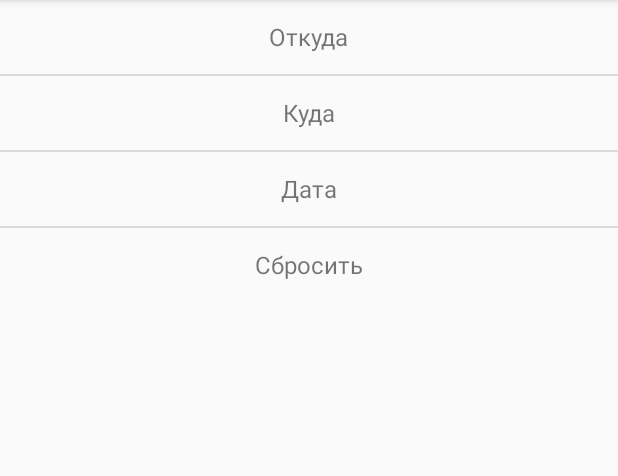
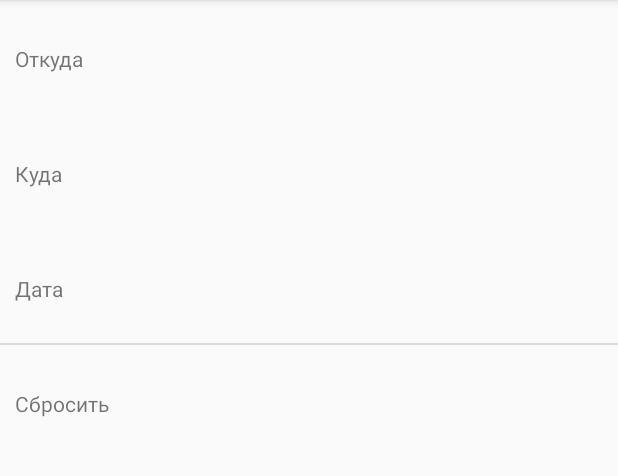
Before and after one commit to theonemlst/TimetableApp, an Android app: the screen it shows after launch (MainActivity), on a phone screen of 412 x 824 dp, the part 84-560 px from its top. Run offline under Robolectric (Android 15) with nearby library versions, the phone set to English and light mode, and no system bars; 23 statements that could not run were skipped.

Commit message:
bugfix and improving main screen

```diff
--- a/app/src/main/java/com/tmlst/testtask/timetableapp/ChooseFragment.java
+++ b/app/src/main/java/com/tmlst/testtask/timetableapp/ChooseFragment.java
@@ -169,7 +169,8 @@ public class ChooseFragment extends Fragment implements SearchView.OnQueryTextLi
                 break;
         }
         expandableListView.setAdapter(adapter);
-        adapter.getFilter().filter("");// сброc фильтра
+        if (adapter != null)
+            adapter.getFilter().filter("");// сброc фильтра
     }
 
     @Override
--- a/app/src/main/java/com/tmlst/testtask/timetableapp/ListViewData.java
+++ b/app/src/main/java/com/tmlst/testtask/timetableapp/ListViewData.java
@@ -4,7 +4,7 @@ package com.tmlst.testtask.timetableapp;
  * Created by User on 20.03.2018.
  */
 
-public class ListViewData {
+class ListViewData {
     private String countryTitle;
     private String cityTitle;
     private String stationTitle;
@@ -19,7 +19,7 @@ public class ListViewData {
         return countryTitle;
     }
 
-    public void setCountryTitle(String countryTitle) {
+    void setCountryTitle(String countryTitle) {
         this.countryTitle = countryTitle;
     }
 
@@ -35,7 +35,7 @@ public class ListViewData {
         return stationTitle;
     }
 
-    public void setStationTitle(String stationTitle) {
+    void setStationTitle(String stationTitle) {
         this.stationTitle = stationTitle;
     }
 }
--- a/app/src/main/java/com/tmlst/testtask/timetableapp/ListviewAdapter.java
+++ b/app/src/main/java/com/tmlst/testtask/timetableapp/ListviewAdapter.java
@@ -18,14 +18,26 @@ public class ListviewAdapter extends BaseAdapter {
     private static ArrayList<ListViewData> listContact;
 
     private LayoutInflater mInflater;
+    private boolean isItemsEnabled = false;
 
-    public ListviewAdapter(Context photosFragment, ArrayList<ListViewData> results){
+    ListviewAdapter(Context photosFragment, ArrayList<ListViewData> results){
         listContact = results;
         mInflater = LayoutInflater.from(photosFragment);
     }
 
     public static void setListContact(ArrayList<ListViewData> listContact) {
         ListviewAdapter.listContact = listContact;
+    }
+
+    @Override
+    public boolean isEnabled(int position) {
+        if (position < 2)
+            return isItemsEnabled;
+        else return true;
+    }
+
+    public void setItemsEnabled(boolean enabled) {
+        isItemsEnabled = enabled;
     }
 
     @Override
--- a/app/src/main/res/layout/list_item.xml
+++ b/app/src/main/res/layout/list_item.xml
@@ -10,33 +10,32 @@
         android:id="@+id/country_title"
         android:layout_width="wrap_content"
         android:layout_height="wrap_content"
-        android:layout_centerHorizontal="true"
-        android:layout_centerVertical="true"
+        android:layout_alignParentTop="true"
+        android:layout_alignParentLeft="true"
+        android:layout_alignParentStart="true"
         android:text=""
         android:textAllCaps="false"
-        android:textSize="22sp"
+        android:textSize="14sp"
         android:textStyle="bold" />
 
     <TextView
         android:id="@+id/city_title"
         android:layout_width="wrap_content"
         android:layout_height="wrap_content"
-        android:layout_centerHorizontal="true"
-        android:layout_centerVertical="true"
+        android:layout_below="@+id/country_title"
         android:text=""
         android:textAllCaps="false"
-        android:textSize="16sp"
+        android:textSize="14sp"
         android:textStyle="normal" />
 
     <TextView
         android:id="@+id/station_title"
         android:layout_width="wrap_content"
         android:layout_height="wrap_content"
-        android:layout_centerHorizontal="true"
-        android:layout_centerVertical="true"
+        android:layout_below="@+id/city_title"
         android:text=""
         android:textAllCaps="false"
-        android:textSize="16sp"
+        android:textSize="12sp"
         android:textStyle="normal" />
 
 </RelativeLayout>
```
Also changed, not shown: app/src/main/java/com/tmlst/testtask/timetableapp/TimetableFragment.java (+19 -7 lines).
